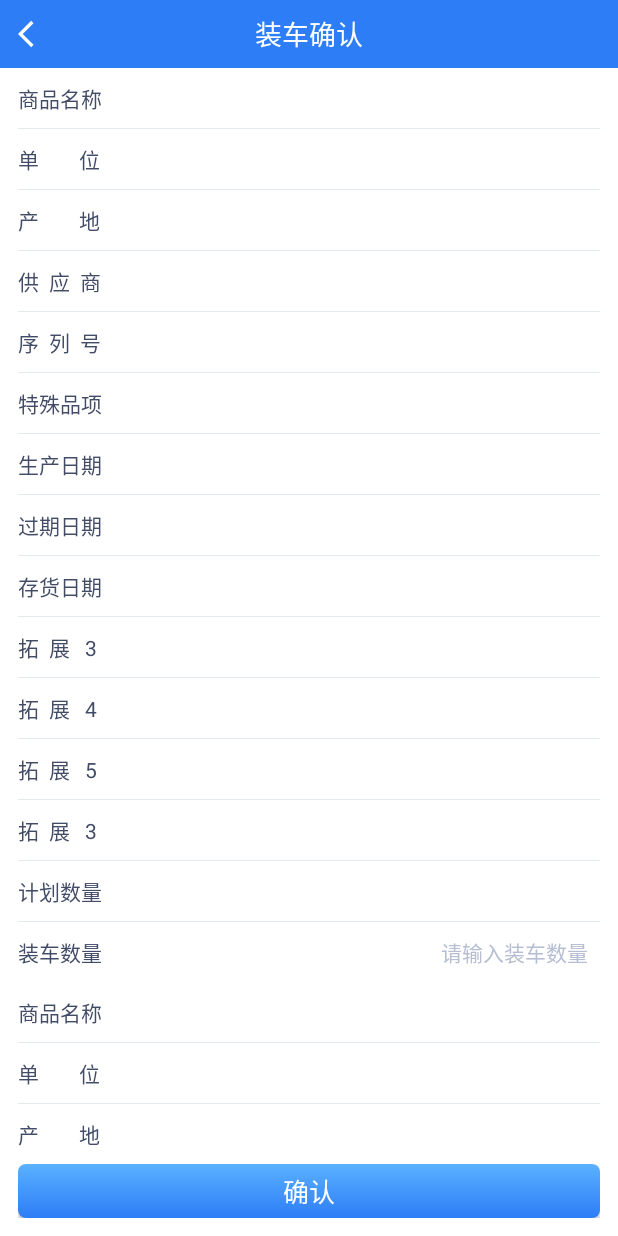
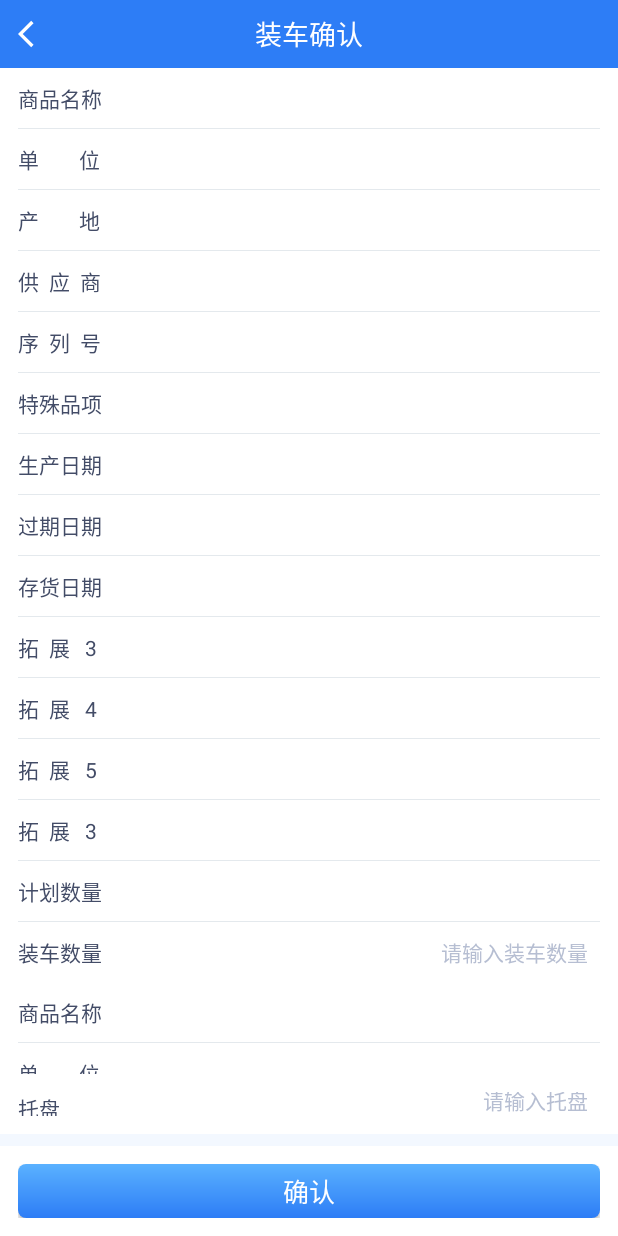
Before and after one commit to LeerGo/PDA_HLY, an Android app: the layout activity_truck_load_confirm.xml on its own in the app's theme, with its tools: preview values and no code run, on a phone screen of 412 x 824 dp. Run offline under Robolectric (Android 15) with nearby library versions, the phone set to English and light mode, and no system bars.

Commit message:
fea: 装车确认上报托数

```diff
--- a/app/src/main/java/com/arpa/wms/hly/ui/decoration/GridItemDecoration.java
+++ b/app/src/main/java/com/arpa/wms/hly/ui/decoration/GridItemDecoration.java
@@ -31,7 +31,7 @@ public class GridItemDecoration extends RecyclerView.ItemDecoration {
             outRect.left = interval / 2;
             outRect.right = interval;
         }
-        if (parent.getChildAdapterPosition(view) == state.getItemCount() - 1 || parent.getChildAdapterPosition(view) == state.getItemCount() - 2) {
+        if (parent.getChildAdapterPosition(view) == state.getItemCount() - 1) {
             outRect.bottom = interval;
         }
     }
--- a/app/src/main/java/com/arpa/wms/hly/ui/dialog/DialogGoodStatusSelect.java
+++ b/app/src/main/java/com/arpa/wms/hly/ui/dialog/DialogGoodStatusSelect.java
@@ -53,7 +53,6 @@ public class DialogGoodStatusSelect extends BaseBottomDialogFragment {
 
     private void setSelectItem() {
         RecyclerView rvAssign = (RecyclerView) findViewById(R.id.rv_assign);
-
         DialogGoodStatusAdapter adapter = new DialogGoodStatusAdapter(requireContext(), staffList.indexOf(result));
         adapter.setOnItemClickListener((view, position, data) -> result = data);
         rvAssign.addItemDecoration(DrawableItemDecoration.getDivider(requireContext()));
--- a/app/src/main/res/layout/activity_truck_load_confirm.xml
+++ b/app/src/main/res/layout/activity_truck_load_confirm.xml
@@ -33,17 +33,17 @@
             tools:itemCount="20"
             tools:listitem="@layout/item_truck_load_confirm" />
 
-        <!--二期可能会有，这一期先注释掉-->
-        <!--<com.arpa.wms.hly.ui.widget.WidgetInputItem
+        <com.arpa.wms.hly.ui.widget.WidgetInputItem
             android:layout_width="match_parent"
             android:layout_height="40dp"
             android:layout_marginBottom="8dp"
             android:background="@color/white"
             android:gravity="center_vertical"
             android:padding="12dp"
-            app:inputText="@={viewModel.request.trayCount}"
+            app:inputType="number"
+            app:inputValue="@={viewModel.request.trayQuantity}"
             app:inputHint="请输入托盘"
-            app:inputTitle="托盘" />-->
+            app:inputTitle="托盘" />
 
         <androidx.appcompat.widget.LinearLayoutCompat
             android:id="@+id/linearLayoutCompat"
--- a/versions.gradle
+++ b/versions.gradle
@@ -1,7 +1,7 @@
 //App
 def app_version = [:]
-app_version.versionCode = 1
-app_version.versionName = "1.0.0"
+app_version.versionCode = 101
+app_version.versionName = "1.0.1"
 ext.app_version = app_version
 
 //build version
```
Also changed, not shown: app/src/main/java/com/arpa/wms/hly/bean/req/ReqTruckLoadConfirm.java (+3 -16 lines).
